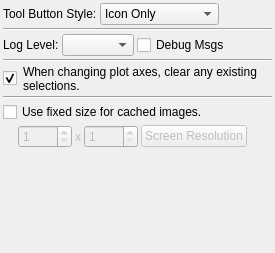
Before: the Qt Designer form code/plotms/implement/GuiTabs/PlotMSOptionsTab.ui in radio-astro/casa, drawn with Qt 5.
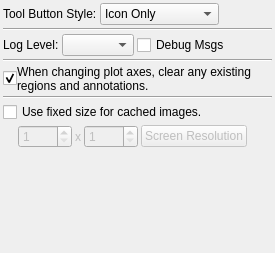
After: the same form once the commit is applied.

```diff
--- a/code/plotms/implement/GuiTabs/PlotMSOptionsTab.ui
+++ b/code/plotms/implement/GuiTabs/PlotMSOptionsTab.ui
@@ -172,7 +172,7 @@
      <item>
       <widget class="QLabel" name="clearSelectionLabel" >
        <property name="text" >
-        <string>When changing plot axes, clear any existing selections.</string>
+        <string>When changing plot axes, clear any existing regions and annotations.</string>
        </property>
        <property name="alignment" >
         <set>Qt::AlignLeading|Qt::AlignLeft|Qt::AlignVCenter</set>
```
